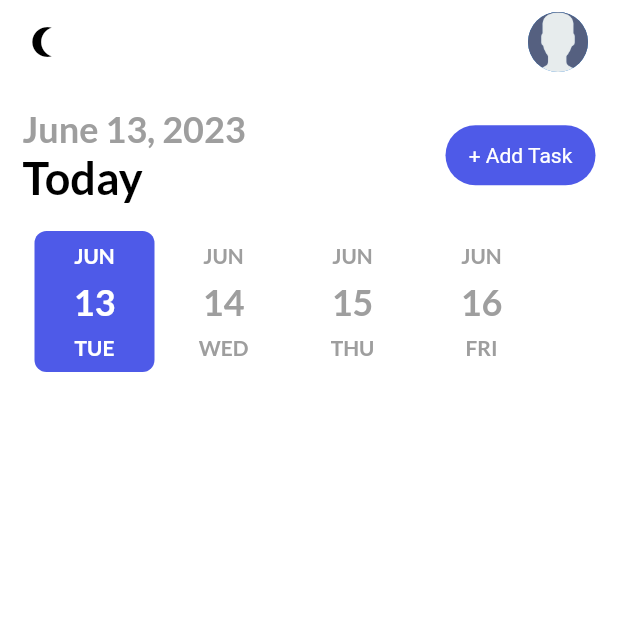
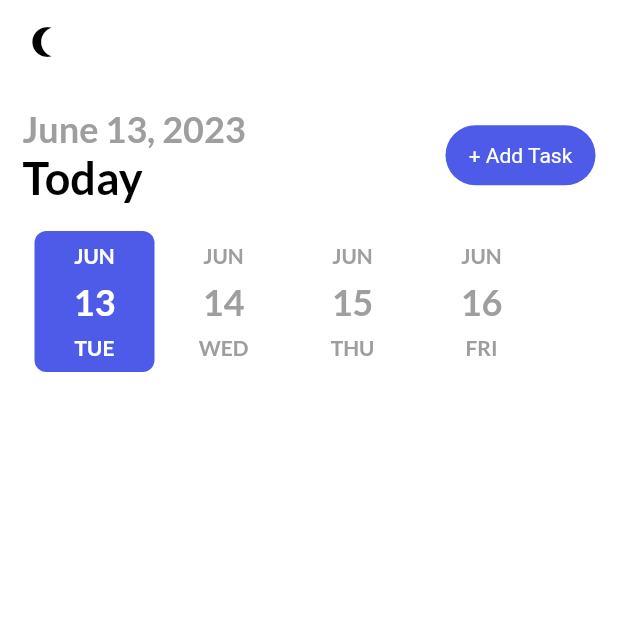
Before and after one commit to shidqi29/todolist_app, a Flutter app: the screen it shows after launch, on a phone screen of 412 x 824 dp, the top half of it. Run offline on Flutter 3.47's test engine with Material 2 defaults, Android fonts, the phone set to English and light mode, and no system bars; drawn by our look-alikes of date_picker_timeline; our stand-ins replace flutter_local_notifications, flutter_native_timezone, flutter_staggered_animations, get, get_storage, google_fonts and 2 more; accounts and stored records are empty.

```diff
--- a/lib/screens/home_page.dart
+++ b/lib/screens/home_page.dart
@@ -73,16 +73,6 @@ class _HomePageState extends State<HomePage> {
           color: Get.isDarkMode ? Colors.white : Colors.black,
         ),
       ),
-      actions: const [
-        CircleAvatar(
-          backgroundImage: AssetImage(
-            "assets/user.png",
-          ),
-        ),
-        SizedBox(
-          width: 20,
-        )
-      ],
     );
   }
 
```
Also changed, not shown: assets/user.png (deleted).
